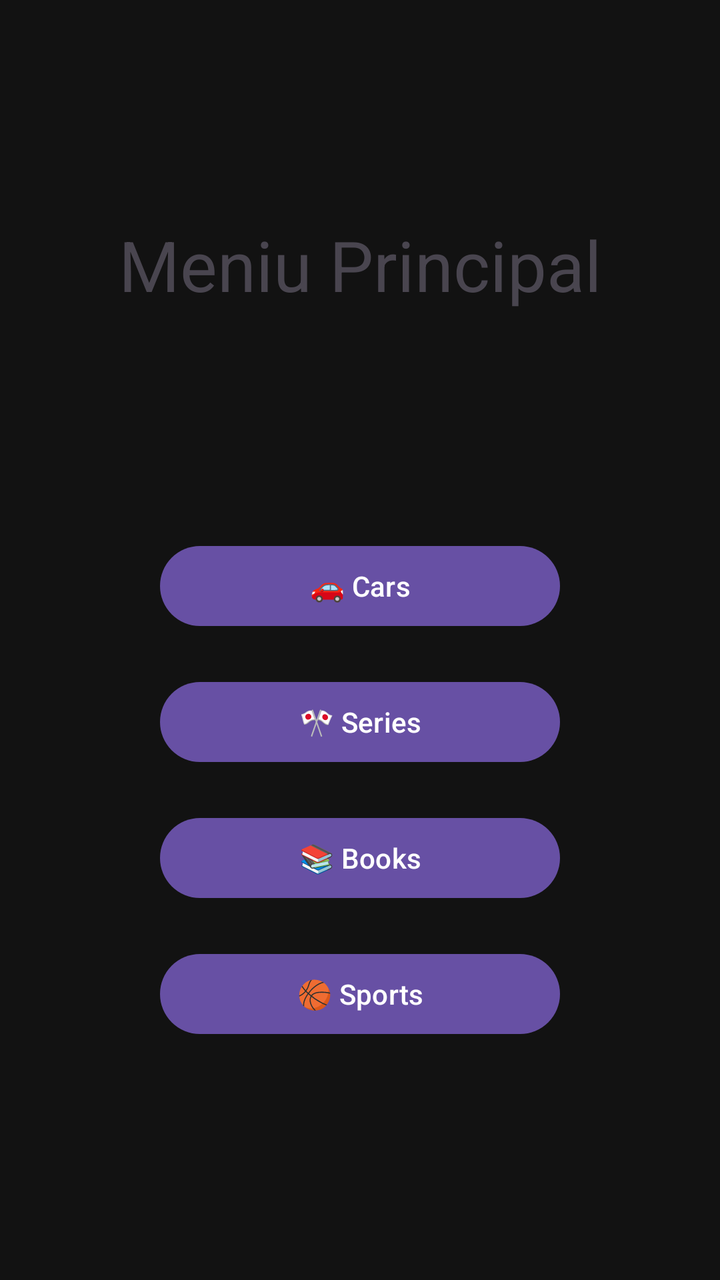
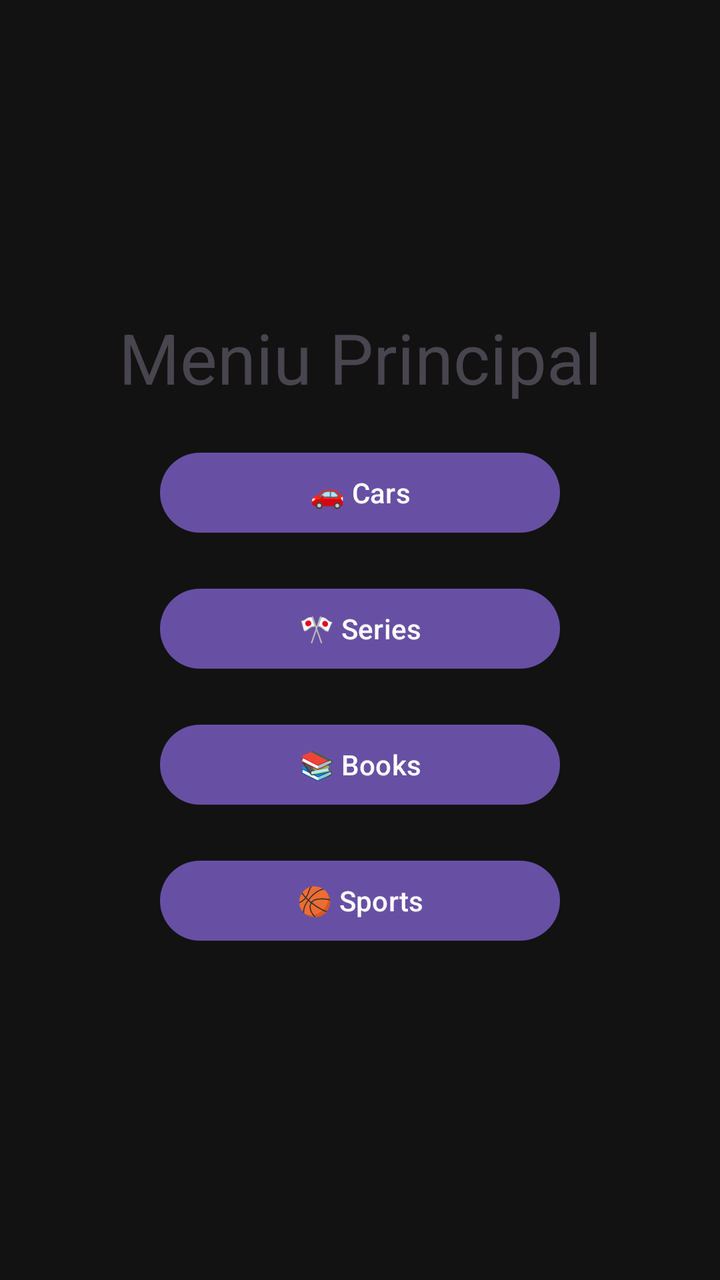

Compare the two renders of this Android layout. The source of the first and the diff that turns it into the second are given below.
<!-- AndroidManifest.xml: application theme Theme.CarsShowsBooksSports -->
<!-- res/layout/activity_main.xml -->
<LinearLayout xmlns:android="http://schemas.android.com/apk/res/android"
    xmlns:tools="http://schemas.android.com/tools"
    android:id="@+id/main"
    android:layout_width="match_parent"
    android:layout_height="match_parent"
    android:orientation="vertical"
    android:gravity="center"
    android:background="#121212"
    tools:context=".activities.MainActivity">

    <TextView
        android:id="@+id/textView2"
        android:layout_width="match_parent"
        android:layout_height="150dp"
        android:layout_margin="0dp"
        android:text="@string/meniu_principal"
        android:textAlignment="center"
        android:textSize="35dp" />

    <Button
        android:id="@+id/btnCars"
        android:layout_width="200dp"
        android:layout_height="wrap_content"
        android:layout_margin="10dp"
        android:text="@string/cars" />

    <Button
        android:id="@+id/Series"
        android:layout_width="200dp"
        android:layout_height="wrap_content"
        android:text="@string/series"
        android:layout_margin="10dp"/>

    <Button
        android:id="@+id/btnBooks"
        android:layout_width="200dp"
        android:layout_height="wrap_content"
        android:text="@string/books"
        android:layout_margin="10dp"/>

    <Button
        android:id="@+id/btnSports"
        android:layout_width="200dp"
        android:layout_height="wrap_content"
        android:text="@string/sports"
        android:layout_margin="10dp"/>



</LinearLayout>
<!-- resources referenced by this layout -->
<resources>
  <string name="books">📚 Books</string>
  <string name="cars">🚗 Cars</string>
  <string name="meniu_principal">Meniu Principal</string>
  <string name="series">🎌 Series</string>
  <string name="sports">🏀 Sports</string>
  <style name="Theme.CarsShowsBooksSports" parent="Base.Theme.CarsShowsBooksSports" />
  <style name="Base.Theme.CarsShowsBooksSports" parent="Theme.Material3.DayNight.NoActionBar">
          
          
      </style>
</resources>

<!-- the commit's change to res/layout/activity_main.xml (unified diff, before → after) -->
@@ -11,7 +11,7 @@
     <TextView
         android:id="@+id/textView2"
         android:layout_width="match_parent"
-        android:layout_height="150dp"
+        android:layout_height="57dp"
         android:layout_margin="0dp"
         android:text="@string/meniu_principal"
         android:textAlignment="center"
